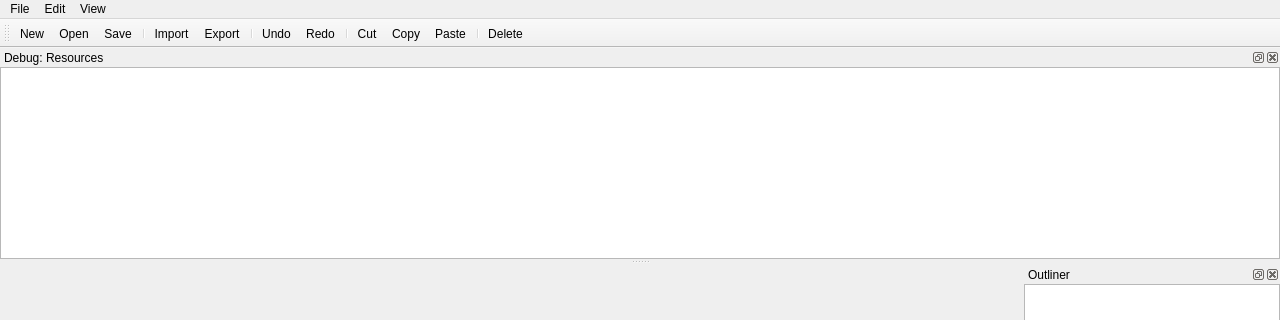
This is src/ui/StageEditorWindow.ui in CraftedCart/smblevelworkshop2 as Qt 5 draws it before an edit; both pictures show x 0 to 1280 and y 0 to 320 of the 1280 by 721 pixel window. The edited form follows.
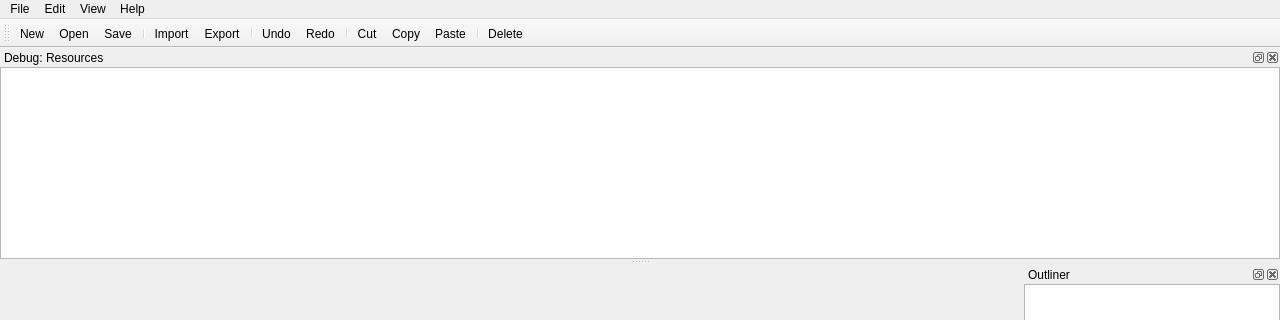
This is the edited form. Icons and pictures are not drawn. Custom widgets are drawn as their Qt base class.

Diff of the .ui file:
```diff
--- a/src/ui/StageEditorWindow.ui
+++ b/src/ui/StageEditorWindow.ui
@@ -95,9 +95,16 @@
     <addaction name="separator"/>
     <addaction name="actionToggleViewToolbar"/>
    </widget>
+   <widget class="QMenu" name="menuHelp">
+    <property name="title">
+     <string>Help</string>
+    </property>
+    <addaction name="actionAbout"/>
+   </widget>
    <addaction name="menuFile"/>
    <addaction name="menuEdit"/>
    <addaction name="menuView"/>
+   <addaction name="menuHelp"/>
   </widget>
   <widget class="QToolBar" name="mainToolBar">
    <property name="windowTitle">
```
Left out of the diff: 5 changed lines with no effect on the pictures.
